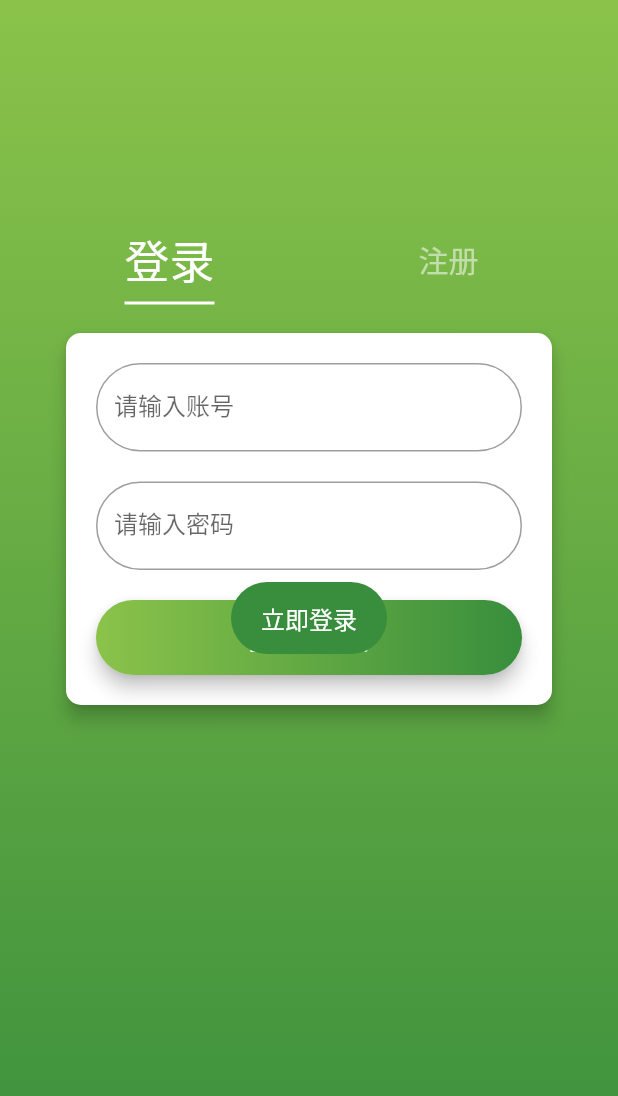
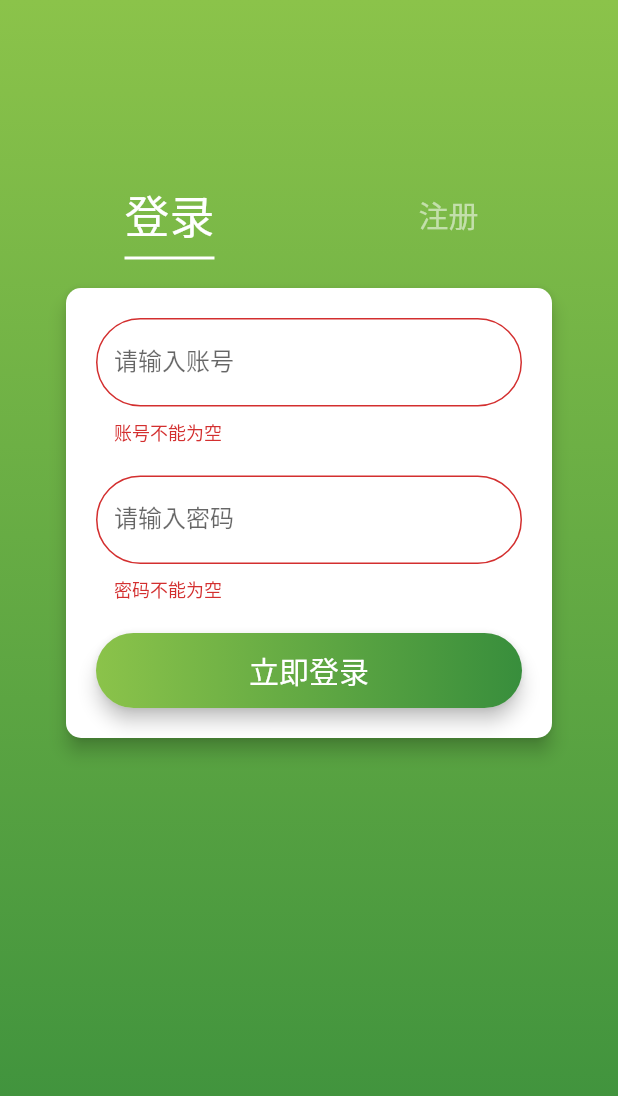
Before and after one commit to yechaoa/wanandroid_flutter, a Flutter app: the LoginPage screen opened directly, after a tap on "立即登录", on a phone screen of 412 x 824 dp. Shown: the top 1096 px of the screen. Run offline on Flutter 3.47's test engine with Material 2 defaults, Android fonts, the phone set to English and light mode, and no system bars; our stand-ins replace cookie_jar, dio, flutter_swiper, fluttertoast; missing offline and left inert: flutter_webview_plugin; network calls fail; statements that could not run were skipped.

Commit message:
登录、注册、退出

```diff
--- a/lib/common/api.dart
+++ b/lib/common/api.dart
@@ -26,4 +26,10 @@ class Api {
   //登录
   static const String LOGIN = "user/login";
 
+  //注册
+  static const String REGISTER = "user/register";
+
+  //退出登录
+  static const String LOGOUT = "user/logout/json";
+
 }
--- /dev/null
+++ b/lib/entity/user_entity.dart
@@ -0,0 +1,70 @@
+class UserEntity {
+	UserData data;
+	int errorCode;
+	String errorMsg;
+
+	UserEntity({this.data, this.errorCode, this.errorMsg});
+
+	UserEntity.fromJson(Map<String, dynamic> json) {
+		data = json['data'] != null ? new UserData.fromJson(json['data']) : null;
+		errorCode = json['errorCode'];
+		errorMsg = json['errorMsg'];
+	}
+
+	Map<String, dynamic> toJson() {
+		final Map<String, dynamic> data = new Map<String, dynamic>();
+		if (this.data != null) {
+      data['data'] = this.data.toJson();
+    }
+		data['errorCode'] = this.errorCode;
+		data['errorMsg'] = this.errorMsg;
+		return data;
+	}
+}
+
+class UserData {
+	String password;
+	List<Null> chapterTops;
+	String icon;
+	bool admin;
+	List<int> collectIds;
+	int id;
+	int type;
+	String email;
+	String token;
+	String username;
+
+	UserData({this.password, this.chapterTops, this.icon, this.admin, this.collectIds, this.id, this.type, this.email, this.token, this.username});
+
+	UserData.fromJson(Map<String, dynamic> json) {
+		password = json['password'];
+		if (json['chapterTops'] != null) {
+			chapterTops = new List<Null>();
+		}
+		icon = json['icon'];
+		admin = json['admin'];
+		collectIds = json['collectIds']?.cast<int>();
+		id = json['id'];
+		type = json['type'];
+		email = json['email'];
+		token = json['token'];
+		username = json['username'];
+	}
+
+	Map<String, dynamic> toJson() {
+		final Map<String, dynamic> data = new Map<String, dynamic>();
+		data['password'] = this.password;
+		if (this.chapterTops != null) {
+      data['chapterTops'] =  [];
+    }
+		data['icon'] = this.icon;
+		data['admin'] = this.admin;
+		data['collectIds'] = this.collectIds;
+		data['id'] = this.id;
+		data['type'] = this.type;
+		data['email'] = this.email;
+		data['token'] = this.token;
+		data['username'] = this.username;
+		return data;
+	}
+}
--- a/lib/entity_factory.dart
+++ b/lib/entity_factory.dart
@@ -4,6 +4,7 @@ import 'package:wanandroid_flutter/entity/navi_entity.dart';
 import 'package:wanandroid_flutter/entity/project_entity.dart';
 import 'package:wanandroid_flutter/entity/project_list_entity.dart';
 import 'package:wanandroid_flutter/entity/tree_entity.dart';
+import 'package:wanandroid_flutter/entity/user_entity.dart';
 
 class EntityFactory {
   static T generateOBJ<T>(json) {
@@ -21,6 +22,8 @@ class EntityFactory {
       return ProjectListEntity.fromJson(json) as T;
     } else if (T.toString() == "TreeEntity") {
       return TreeEntity.fromJson(json) as T;
+    } else if (T.toString() == "UserEntity") {
+      return UserEntity.fromJson(json) as T;
     } else {
       return null;
     }
--- a/lib/http/httpUtil.dart
+++ b/lib/http/httpUtil.dart
@@ -36,7 +36,7 @@ class HttpUtil {
       //请求的Content-Type，默认值是[ContentType.json]. 也可以用ContentType.parse("application/x-www-form-urlencoded")
       contentType: ContentType.json,
       //表示期望以那种格式(方式)接受响应数据。接受三种类型 `json`, `stream`, `plain`, `bytes`. 默认值是 `json`,
-      responseType: ResponseType.json,
+      responseType: ResponseType.plain,
     );
 
     dio = new Dio(options);
--- a/lib/pages/loginPage.dart
+++ b/lib/pages/loginPage.dart
@@ -2,9 +2,9 @@ import 'dart:convert';
 
 import 'package:flutter/material.dart';
 import 'package:wanandroid_flutter/common/api.dart';
-import 'package:wanandroid_flutter/entity/project_entity.dart';
-import 'package:wanandroid_flutter/entity/project_list_entity.dart';
+import 'package:wanandroid_flutter/entity/user_entity.dart';
 import 'package:wanandroid_flutter/http/httpUtil.dart';
+import 'package:wanandroid_flutter/main.dart';
 import 'package:wanandroid_flutter/res/colors.dart';
 import 'package:wanandroid_flutter/util/ToastUtil.dart';
 
@@ -20,12 +20,12 @@ class _LoginPagePageState extends State<LoginPage>
   TabController controller; //tab控制器
   int _currentIndex = 0; //选中下标
 
-  List<ProjectData> _datas = new List(); //tab集合
-  List<ProjectListDataData> _listDatas = new List(); //内容集合
-
   var tabs = <Tab>[];
   String btnText = "立即登录";
   bool visible = true;
+  GlobalKey<FormState> _key = new GlobalKey();
+  bool autoValidate = false;
+  String username, password, rePassword;
 
   @override
   void initState() {
@@ -38,23 +38,6 @@ class _LoginPagePageState extends State<LoginPage>
     //初始化controller并添加监听
     controller = TabController(length: tabs.length, vsync: this);
     controller.addListener(() => _onTabChanged());
-
-    getHttp();
-  }
-
-  void getHttp() async {
-    try {
-      var response = await HttpUtil().get(Api.PROJECT);
-      Map userMap = json.decode(response.toString());
-      var projectEntity = new ProjectEntity.fromJson(userMap);
-
-      setState(() {
-        if (_datas.length != null) _datas = projectEntity.data;
-        _currentIndex = 0;
-      });
-    } catch (e) {
-      print(e);
-    }
   }
 
   ///
@@ -64,8 +47,14 @@ class _LoginPagePageState extends State<LoginPage>
     if (controller.indexIsChanging) {
       if (this.mounted) {
         //赋值 并更新数据
-        this.setState(() {
-          _currentIndex = controller.index;
+        setState(() {
+          if (0 == controller.index) {
+            btnText = "立即登录";
+            visible = true;
+          } else {
+            btnText = "立即注册";
+            visible = false;
+          }
         });
       }
     }
@@ -77,7 +66,7 @@ class _LoginPagePageState extends State<LoginPage>
       length: tabs.length,
       child: Container(
         alignment: Alignment.topCenter,
-        padding: EdgeInsets.only(top: 150, left: 20, right: 20),
+        padding: EdgeInsets.only(top: 120, left: 20, right: 20),
         decoration: new BoxDecoration(
           gradient: const LinearGradient(
               begin: Alignment.topCenter,
@@ -135,6 +124,7 @@ class _LoginPagePageState extends State<LoginPage>
     return ListView(
       children: <Widget>[
         Container(
+
           padding: EdgeInsets.all(20),
           child: Card(
             elevation: 5,
@@ -143,40 +133,60 @@ class _LoginPagePageState extends State<LoginPage>
             ),
             color: Colors.white,
             child: Padding(
-                padding: EdgeInsets.all(20),
+              padding: EdgeInsets.all(20),
+              child: Form(
+                autovalidate: autoValidate,
+                key: _key,
                 child: Column(
                   crossAxisAlignment: CrossAxisAlignment.start,
                   children: <Widget>[
-                    TextField(
-                      obscureText: true, //是否显示密码类型
-                      keyboardType: TextInputType.number, //键盘类型，即输入类型
+                    TextFormField(
+                      keyboardType: TextInputType.number,
+                      //键盘类型，即输入类型
                       textInputAction: TextInputAction.next,
                       decoration: InputDecoration(
                         border: OutlineInputBorder(
                           borderRadius: BorderRadius.all(Radius.circular(30)),
                         ),
                         labelText: '请输入账号',
+//                        suffixIcon: IconButton(
+//                          icon: Icon(Icons.close),
+//                          onPressed: () {},
+//                        ),
                       ),
+                      validator: validateUsername,
+                      onSaved: (text) {
+                        setState(() {
+                          username = text;
+                        });
+                      },
                     ),
                     SizedBox(height: 20),
-                    TextField(
-                      obscureText: false,
-                      keyboardType: TextInputType.number, //键盘类型，即输入类型
+                    TextFormField(
+                      obscureText: true,
+                      //是否显示密码类型
+                      keyboardType: TextInputType.number,
                       decoration: InputDecoration(
                         border: OutlineInputBorder(
                           borderRadius: BorderRadius.all(Radius.circular(30)),
                         ),
                         labelText: '请输入密码',
                       ),
+                      validator: validatePassword,
+                      onSaved: (text) {
+                        setState(() {
+                          password = text;
+                        });
+                      },
                     ),
                     SizedBox(height: 20),
                     Offstage(
                       offstage: visible,
                       child: Column(
                         children: <Widget>[
-                          TextField(
-                            obscureText: false,
-                            keyboardType: TextInputType.number, //键盘类型，即输入类型
+                          TextFormField(
+                            obscureText: true,
+                            keyboardType: TextInputType.number,
                             decoration: InputDecoration(
                               border: OutlineInputBorder(
                                 borderRadius:
@@ -184,6 +194,12 @@ class _LoginPagePageState extends State<LoginPage>
                               ),
                               labelText: '请确认密码',
                             ),
+                            validator: visible ? null : validateRePassword,
+                            onSaved: (text) {
+                              setState(() {
+                                rePassword = text;
+                              });
+                            },
                           ),
                           SizedBox(height: 20),
                         ],
@@ -193,9 +209,6 @@ class _LoginPagePageState extends State<LoginPage>
                       shape: RoundedRectangleBorder(
                         borderRadius: BorderRadius.all(Radius.circular(50)),
                       ),
-                      onPressed: () {
-                        YToast.show(msg: btnText);
-                      },
                       elevation: 5,
                       highlightElevation: 10,
                       textColor: Colors.white,
@@ -218,9 +231,22 @@ class _LoginPagePageState extends State<LoginPage>
                           style: TextStyle(fontSize: 20),
                         ),
                       ),
+                      onPressed: () {
+                        if (_key.currentState.validate()) {
+                          _key.currentState.save();
+                          print(username + "--" + password + "**" + rePassword);
+                          doRequest();
+                        } else {
+                          setState(() {
+                            autoValidate = true;
+                          });
+                        }
+                      },
                     ),
                   ],
-                )),
+                ),
+              ),
+            ),
           ),
         )
       ],
@@ -232,4 +258,53 @@ class _LoginPagePageState extends State<LoginPage>
     super.dispose();
     controller.dispose();
   }
+
+  String validateUsername(String value) {
+    if (value.isEmpty)
+      return "账号不能为空";
+    else if (value.length < 6) return "账号最少6位";
+    return null;
+  }
+
+  String validatePassword(String value) {
+    if (value.isEmpty)
+      return "密码不能为空";
+    else if (value.length < 6) return "密码最少6位";
+    return null;
+  }
+
+  String validateRePassword(String value) {
+    if (value.isEmpty)
+      return "确认密码不能为空";
+    else if (value.length < 6) return "确认密码最少6位";
+//    else if (value != password) return "两次密码不一致";
+    return null;
+  }
+
+  Future doRequest() async {
+    var data;
+    if (visible)
+      data = {'username': username, 'password': password};
+    else
+      data = {
+        'username': username,
+        'password': password,
+        'repassword': rePassword
+      };
+
+    var response =
+        await HttpUtil().post(visible ? Api.LOGIN : Api.REGISTER, data: data);
+    Map userMap = json.decode(response.toString());
+    var userEntity = new UserEntity.fromJson(userMap);
+    if (userEntity.errorCode == 0) {
+      YToast.show(msg: visible ? "登录成功~" : "注册成功~");
+      //跳转并关闭当前页面
+      Navigator.pushAndRemoveUntil(
+        context,
+        new MaterialPageRoute(builder: (context) => new MyHomePage()),
+        (route) => route == null,
+      );
+    } else
+      YToast.show(msg: userMap['errorMsg']);
+  }
 }
```
